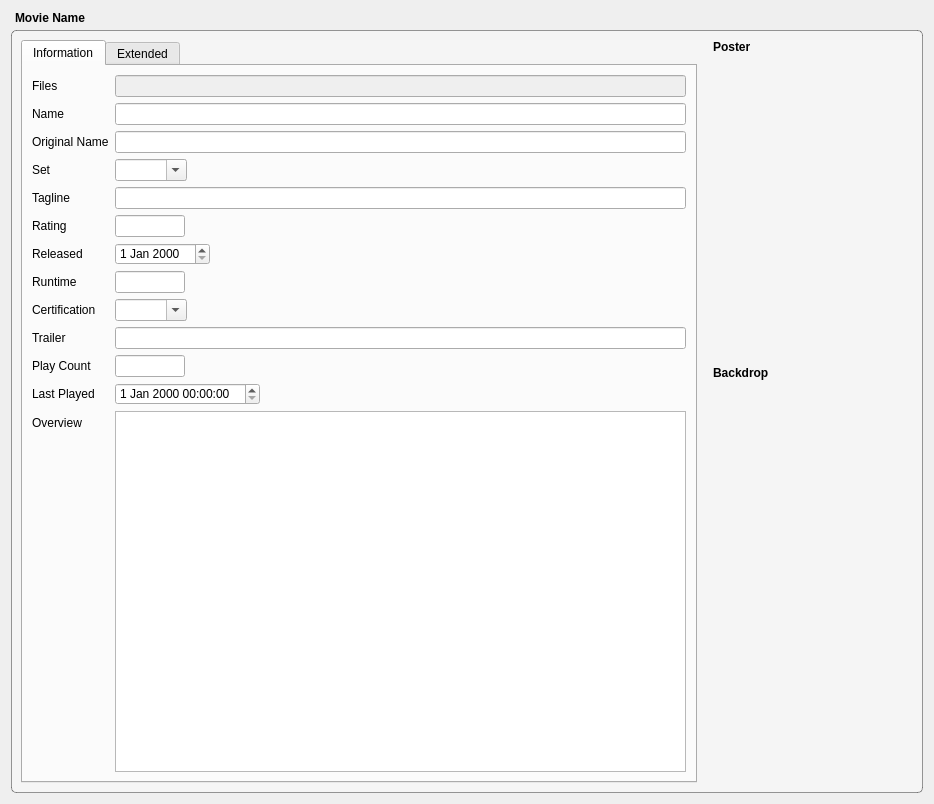
Komet/MediaElch, file MovieWidget.ui: the form before one commit.
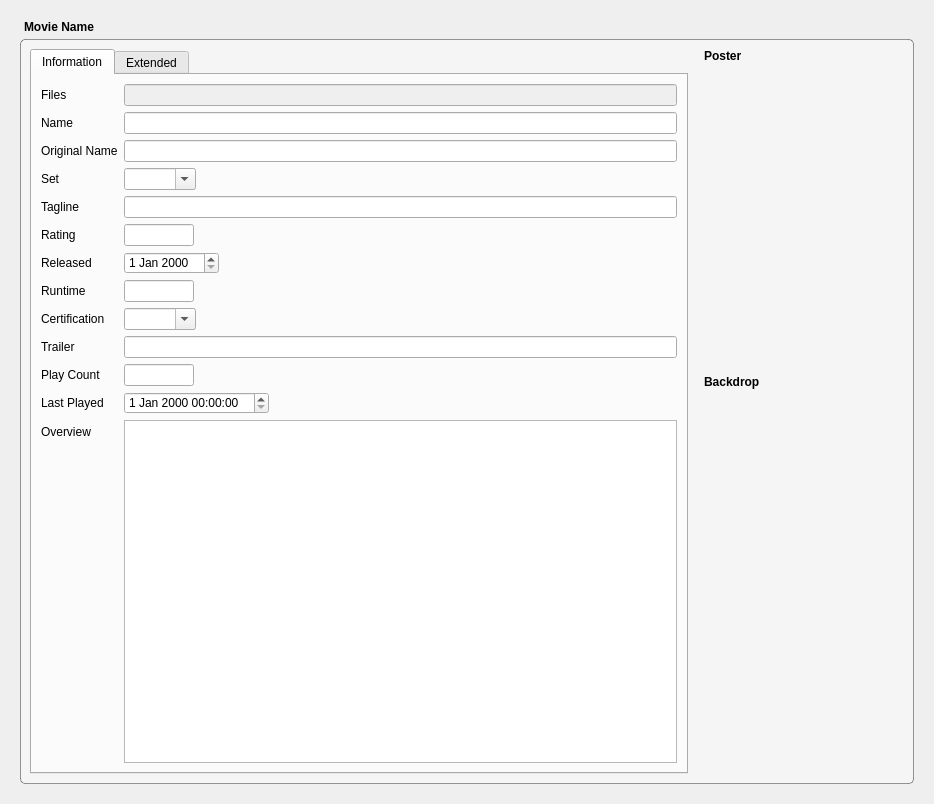
The form after the commit. Icons and pictures are not drawn. Custom widgets are drawn as their Qt base class.

Patch:
```diff
--- a/MovieWidget.ui
+++ b/MovieWidget.ui
@@ -17,6 +17,9 @@
    <property name="spacing">
     <number>5</number>
    </property>
+   <property name="margin">
+    <number>20</number>
+   </property>
    <item>
     <widget class="QLabel" name="movieName">
      <property name="font">
```
